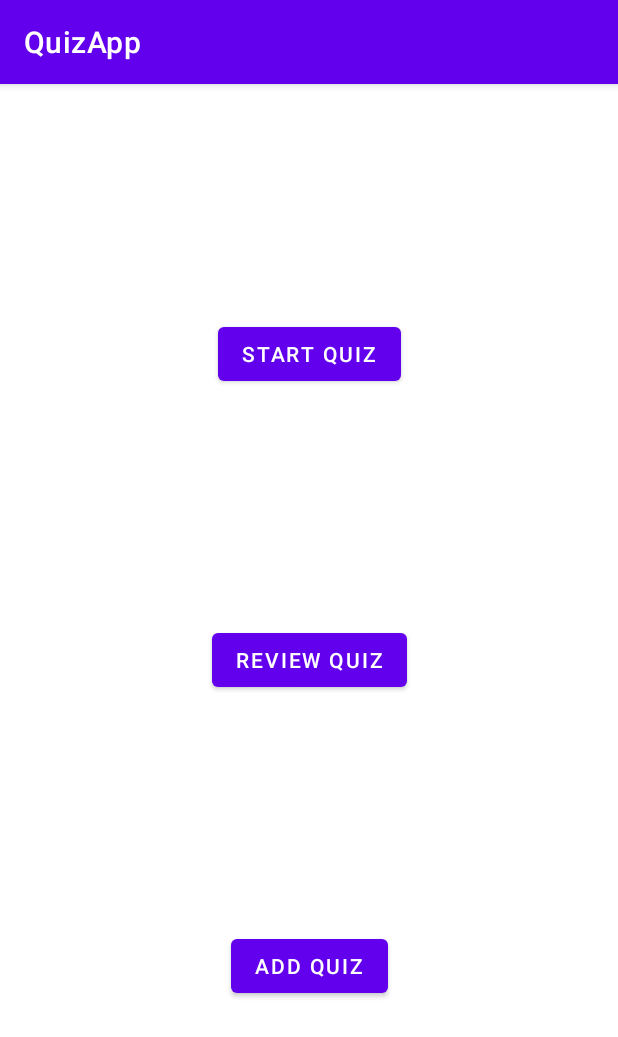
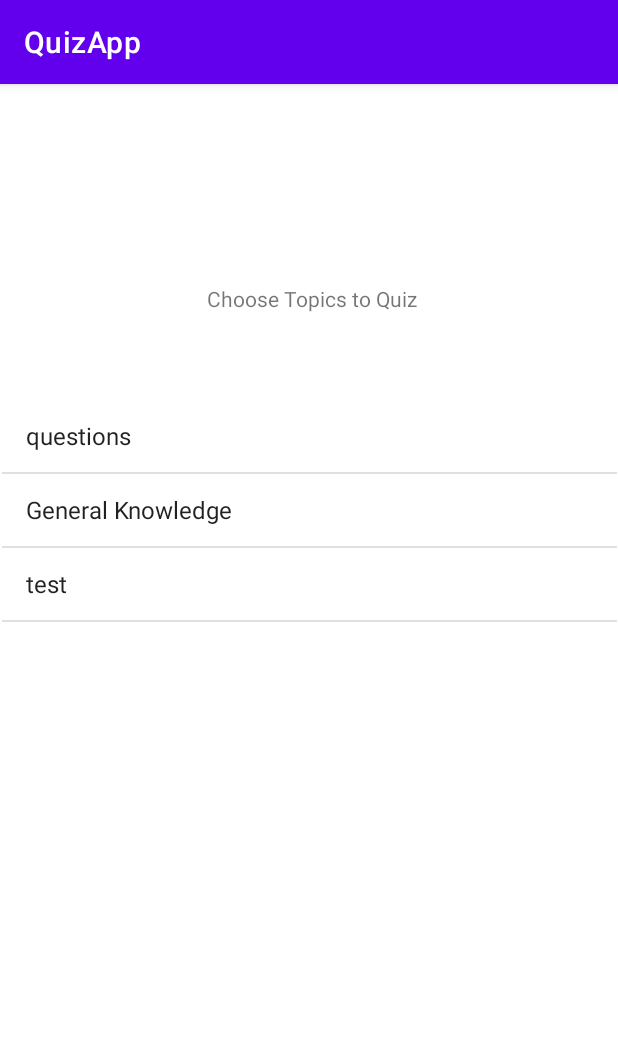
Before and after one commit to egoRockU/Quizzam, an Android app: the screen it shows after launch (MainPrompt before the commit, ChooseQuizToStartPrompt after it), after a tap on "START", on a phone screen of 412 x 824 dp. Shown: the top 1037 px of the screen. Run offline under Robolectric (Android 15) with nearby library versions, the phone set to English and light mode, and no system bars.

Commit message:
minor fixes

```diff
--- a/app/src/main/AndroidManifest.xml
+++ b/app/src/main/AndroidManifest.xml
@@ -21,9 +21,6 @@
             android:name=".ChooseQuizToStartPrompt"
             android:exported="false" />
         <activity
-            android:name=".MainPrompt"
-            android:exported="false" />
-        <activity
             android:name=".MainActivity"
             android:exported="true">
             <intent-filter>
--- a/app/src/main/java/com/example/quizapp/MainActivity.java
+++ b/app/src/main/java/com/example/quizapp/MainActivity.java
@@ -15,6 +15,6 @@ public class MainActivity extends AppCompatActivity {
     }
 
     public void Start(View view){
-        startActivity(new Intent(MainActivity.this, MainPrompt.class));
+        startActivity(new Intent(MainActivity.this, ChooseQuizToStartPrompt.class));
     }
 }
--- a/app/src/main/java/com/example/quizapp/MainPrompt.java
+++ /dev/null
@@ -1,20 +0,0 @@
-package com.example.quizapp;
-
-import androidx.appcompat.app.AppCompatActivity;
-
-import android.content.Intent;
-import android.os.Bundle;
-import android.view.View;
-
-public class MainPrompt extends AppCompatActivity {
-
-    @Override
-    protected void onCreate(Bundle savedInstanceState) {
-        super.onCreate(savedInstanceState);
-        setContentView(R.layout.activity_main_prompt);
-    }
-
-    public void StartQuiz(View view){
-        startActivity(new Intent(MainPrompt.this, ChooseQuizToStartPrompt.class));
-    }
-}
--- a/app/src/main/java/com/example/quizapp/Result.java
+++ b/app/src/main/java/com/example/quizapp/Result.java
@@ -53,6 +53,6 @@ public class Result extends AppCompatActivity {
     }
 
     public void Dashboard(View view){
-        startActivity(new Intent(Result.this, MainPrompt.class));
+        startActivity(new Intent(Result.this, ChooseQuizToStartPrompt.class));
     }
 }
--- a/app/src/main/res/layout/activity_main_prompt.xml
+++ /dev/null
@@ -1,41 +0,0 @@
-<?xml version="1.0" encoding="utf-8"?>
-<androidx.constraintlayout.widget.ConstraintLayout xmlns:android="http://schemas.android.com/apk/res/android"
-    xmlns:app="http://schemas.android.com/apk/res-auto"
-    xmlns:tools="http://schemas.android.com/tools"
-    android:layout_width="match_parent"
-    android:layout_height="match_parent"
-    tools:context=".MainPrompt">
-
-    <Button
-        android:id="@+id/btnReviewQuiz"
-        android:layout_width="wrap_content"
-        android:layout_height="wrap_content"
-        android:onClick="ReviewQuiz"
-        android:text="Review Quiz"
-        app:layout_constraintBottom_toBottomOf="parent"
-        app:layout_constraintEnd_toEndOf="parent"
-        app:layout_constraintStart_toStartOf="parent"
-        app:layout_constraintTop_toTopOf="parent" />
-
-    <Button
-        android:id="@+id/btnStartQuiz"
-        android:layout_width="wrap_content"
-        android:layout_height="wrap_content"
-        android:onClick="StartQuiz"
-        android:text="Start Quiz"
-        app:layout_constraintBottom_toTopOf="@+id/btnReviewQuiz"
-        app:layout_constraintEnd_toEndOf="parent"
-        app:layout_constraintStart_toStartOf="parent"
-        app:layout_constraintTop_toTopOf="parent" />
-
-    <Button
-        android:id="@+id/btnAddQuiz"
-        android:layout_width="wrap_content"
-        android:layout_height="wrap_content"
-        android:onClick="AddQuiz"
-        android:text="Add Quiz"
-        app:layout_constraintBottom_toBottomOf="parent"
-        app:layout_constraintEnd_toEndOf="parent"
-        app:layout_constraintStart_toStartOf="parent"
-        app:layout_constraintTop_toBottomOf="@+id/btnReviewQuiz" />
-</androidx.constraintlayout.widget.ConstraintLayout>
--- a/app/src/main/res/layout/activity_quiz.xml
+++ b/app/src/main/res/layout/activity_quiz.xml
@@ -52,6 +52,6 @@
         app:layout_constraintStart_toStartOf="parent"
         app:layout_constraintTop_toTopOf="parent"
         app:layout_constraintVertical_bias="0.19"
-        android:max="15"
+        android:max="14"
         />
 </androidx.constraintlayout.widget.ConstraintLayout>
```
Also changed, not shown: app/src/main/java/com/example/quizapp/QuizActivity.java (+20 -32 lines).
